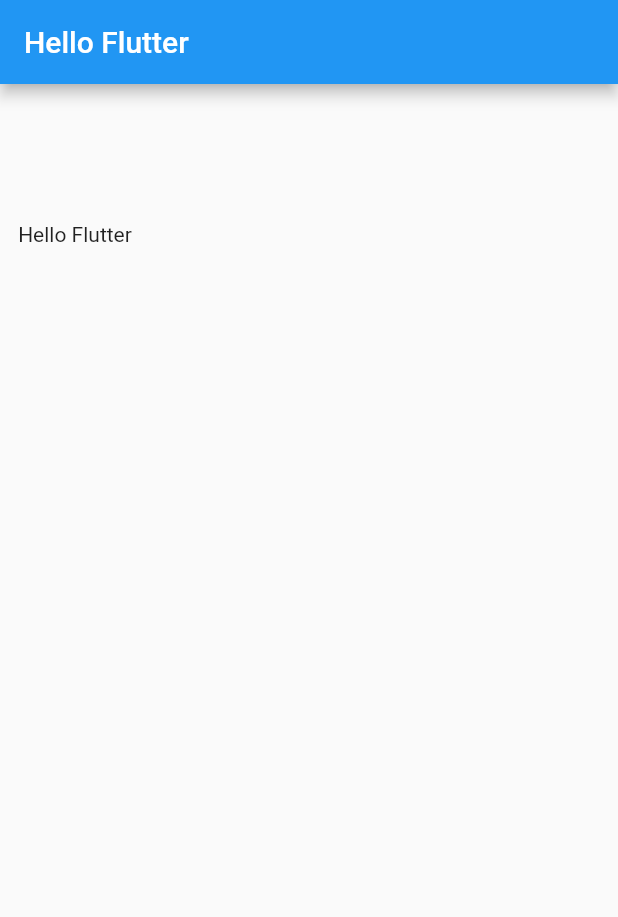
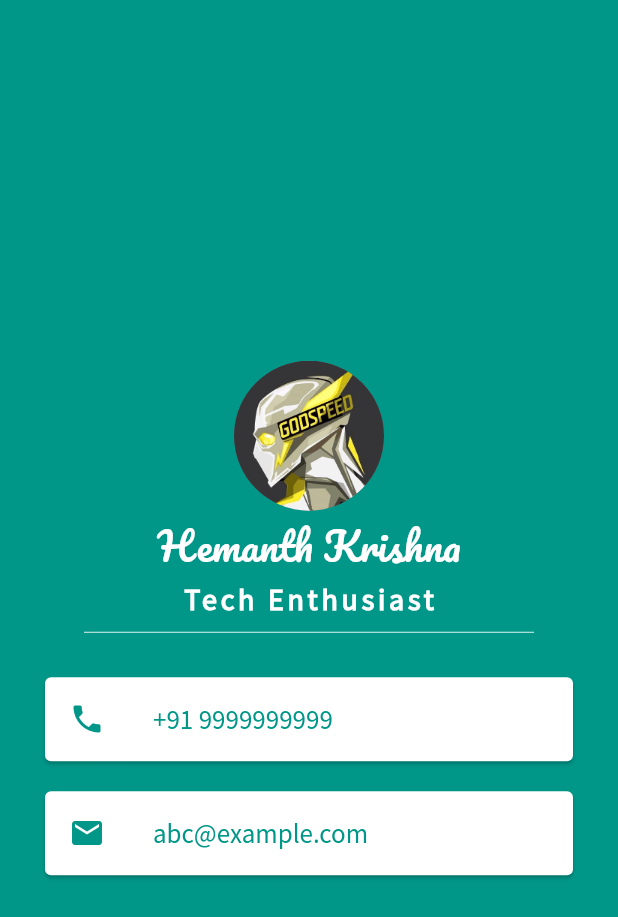
Before and after one commit to DarthBenro008/hello-flutter, a Flutter app: the screen it shows after launch, on a phone screen of 412 x 824 dp. Shown: the top 917 px of the screen. Run offline on Flutter 3.47's test engine with Material 2 defaults, Android fonts, the phone set to English and light mode, and no system bars.

Commit message:
Final Touch

```diff
--- a/le-me/lib/main.dart
+++ b/le-me/lib/main.dart
@@ -9,17 +9,84 @@ class MyApp extends StatelessWidget {
   Widget build(BuildContext context) {
     return MaterialApp(
       home: Scaffold(
-        appBar: AppBar(
-          title: Text("Hello Flutter"),
-        ),
+        backgroundColor: Colors.teal,
+//        appBar: AppBar(
+//          backgroundColor: Colors.teal,
+//          title: Text("Hello Flutter"),
+//        ),
         body: SafeArea(
-          child: Container(
-            child: Center(
-              child: Text("Hello Flutter"),
-            ),
-            width: 100.0,
-            height: 200.0,
-          ),
+          child: Column(
+            mainAxisAlignment: MainAxisAlignment.center,
+            children: <Widget>[
+              CircleAvatar(
+                radius: 50,
+                backgroundColor: Colors.blueGrey,
+                backgroundImage: AssetImage('images/profile.png'),
+              ),
+              Text(
+                'Hemanth Krishna',
+                style: TextStyle(
+                  fontSize: 26,
+                  fontFamily: 'Pacifico',
+                  color: Colors.white
+                ),
+              ),
+              Text(
+                "Tech Enthusiast",
+                style: TextStyle(
+                  color: Colors.white,
+                  fontFamily: 'Source Sans Pro',
+                  fontWeight: FontWeight.bold,
+                  letterSpacing: 2.5,
+                  fontSize: 20
+                ),
+              ),
+              SizedBox(
+                height: 20,
+                width: 300,
+                child: Divider(
+                  color: Colors.teal.shade50,
+                ),
+              ),
+              Card(
+                color: Colors.white,
+                margin: EdgeInsets.symmetric(vertical: 20,horizontal: 30),
+                  child: ListTile(
+                    leading: Icon(
+                      Icons.phone,
+                      color: Colors.teal,
+                    ),
+                    title:Text(
+                      '+91 9999999999',
+                      style: TextStyle(
+                        fontFamily: 'Source Sans Pro',
+                        color: Colors.teal,
+                        fontSize: 18,
+                      ),
+                    ) ,
+                  )
+
+              ),
+              Card(
+                color: Colors.white,
+                margin: EdgeInsets.symmetric(vertical: 0,horizontal: 30),
+                  child: ListTile(
+                    leading: Icon(
+                      Icons.email,
+                      color: Colors.teal,
+                    ),
+                    title:Text(
+                      'abc@example.com',
+                      style: TextStyle(
+                        fontFamily: 'Source Sans Pro',
+                        color: Colors.teal,
+                        fontSize: 18,
+                      ),
+                    ) ,
+                  )
+              ),
+            ],
+          )
         ),
       ),
     );
```
Also changed, not shown: le-me/fonts/OFL.txt (added, +93 -0 lines), le-me/pubspec.yaml (+12 -57 lines), le-me/fonts/Pacifico-Regular.ttf (added), le-me/fonts/SourceSansPro-Regular.ttf (added), le-me/images/profile.png (added), 3 other files.
